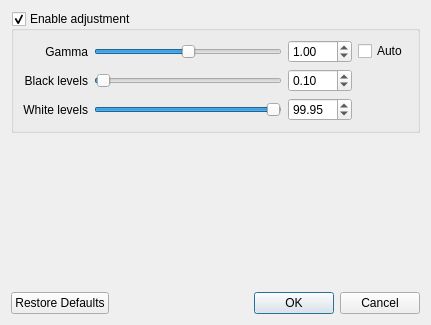
networkoptix/nx_open, file client/src/ui/dialogs/adjust_video_dialog.ui: the form before one commit.
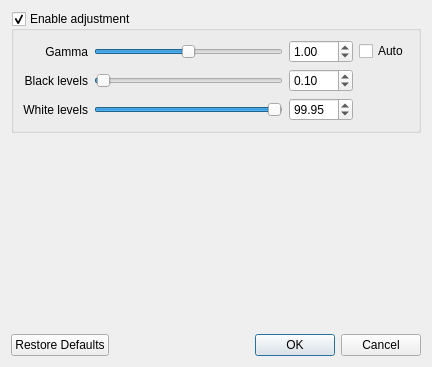
The form after the commit. Custom widgets are drawn as their Qt base class.

What changed in the file:
```diff
--- a/client/src/ui/dialogs/adjust_video_dialog.ui
+++ b/client/src/ui/dialogs/adjust_video_dialog.ui
@@ -6,8 +6,8 @@
    <rect>
     <x>0</x>
     <y>0</y>
-    <width>431</width>
-    <height>325</height>
+    <width>432</width>
+    <height>367</height>
    </rect>
   </property>
   <property name="windowTitle">
```
